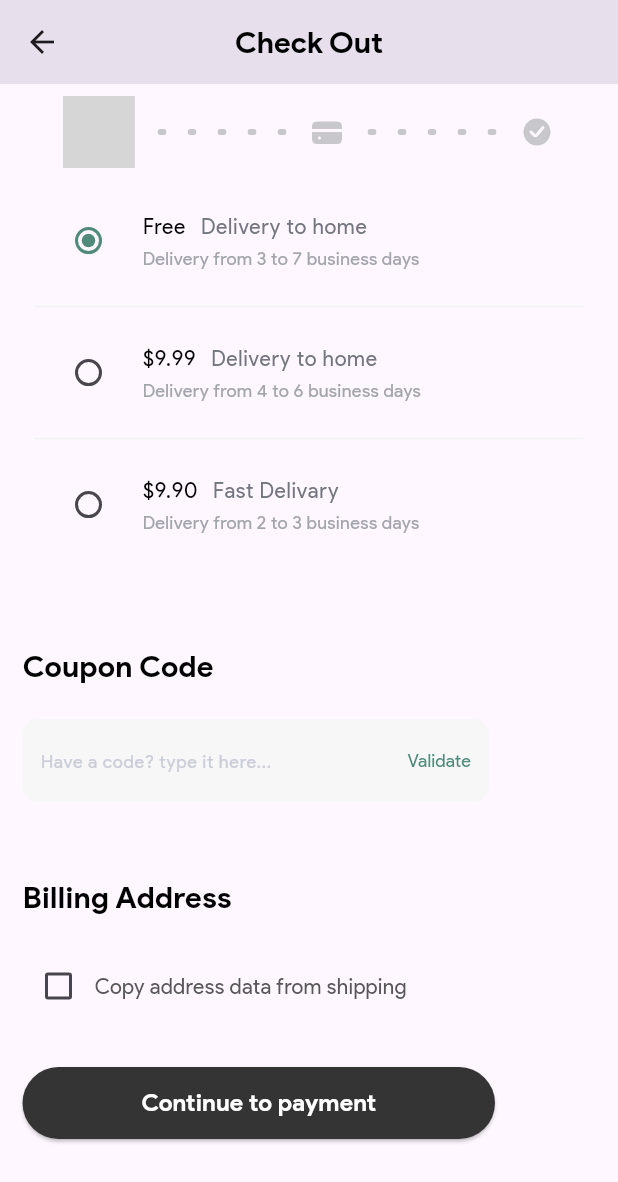
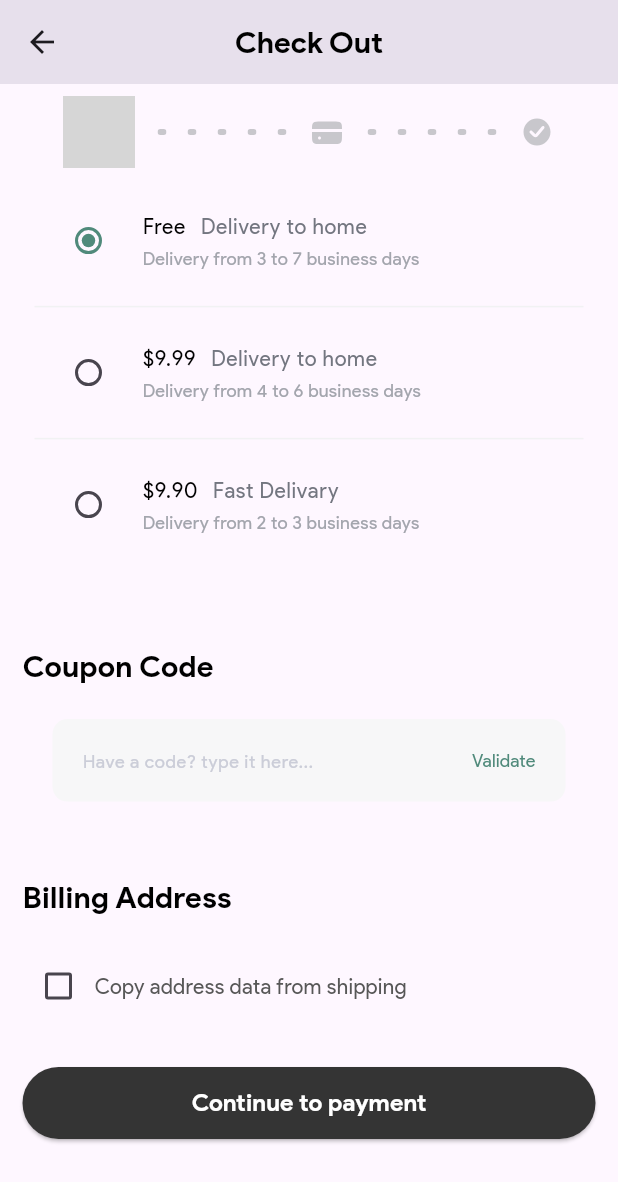
Before and after one commit to Nilav2608/E-commerce-marketplace, a Flutter app: the CheckOutPage screen opened directly with sample values from the repository, scrolled down 691 dp, on a phone screen of 412 x 824 dp. Shown: the top 1182 px of the screen. Run offline on Flutter 3.47's test engine with Material 3 defaults, Android fonts, the phone set to English and light mode, and no system bars; drawn by our look-alikes of step_progress_indicator; our stand-ins replace bloc, carousel_indicator, carousel_slider, csc_picker, flutter_bloc, flutter_rating_bar and 4 more; missing offline and left inert: sliding_switch; network calls fail; grey boxes are pictures that could not be loaded.

Commit message:
Fix- Wiget alignments in checkout section

```diff
--- a/lib/data/my_order_status_data.dart
+++ b/lib/data/my_order_status_data.dart
@@ -2,16 +2,13 @@ import 'package:fluxestore/models/cart_items_model.dart';
 import 'package:fluxestore/models/delivery_address_model.dart';
 import 'package:fluxestore/models/my_orders_data_model.dart';
 
-
 // ^ PENDING STATUS ITEMS
 List<MyOrdersDataModel> pendingItems = [
   MyOrdersDataModel(
-    orderID: "#1514",
+    orderID: "1514",
     date: DateTime.now().toString(),
-    deliveryAddress: DeliveryAddress(
-      street: "23 Main Street",
-      city: "Santa Fe"
-    ),
+    deliveryAddress:
+        DeliveryAddress(street: "23 Main Street", city: "Santa Fe"),
     quantity: 2,
     trackingNumber: "IK987362341",
     orderedItems: [
@@ -34,15 +31,12 @@ List<MyOrdersDataModel> pendingItems = [
     deliveryStatus: "PENDING",
     shippingCharges: 0.0,
     total: 110,
-
   ),
   MyOrdersDataModel(
-    orderID: "#1514",
+    orderID: "1514",
     date: DateTime.now().toString(),
-    deliveryAddress: DeliveryAddress(
-      street: "23 Main Street",
-      city: "Santa Fe"
-    ),
+    deliveryAddress:
+        DeliveryAddress(street: "23 Main Street", city: "Santa Fe"),
     quantity: 2,
     trackingNumber: "IK987362341",
     orderedItems: [],
@@ -53,16 +47,13 @@ List<MyOrdersDataModel> pendingItems = [
   ),
 ];
 
-
 //* DELIVERED ITEMS
 List<MyOrdersDataModel> deliveredItems = [
   MyOrdersDataModel(
-    orderID: "#1501",
+    orderID: "1501",
     date: DateTime.now().toString(),
-    deliveryAddress: DeliveryAddress(
-      street: "23 Main Street",
-      city: "Santa Fe"
-    ),
+    deliveryAddress:
+        DeliveryAddress(street: "23 Main Street", city: "Santa Fe"),
     quantity: 1,
     trackingNumber: "IK987362341",
     orderedItems: [],
@@ -72,12 +63,10 @@ List<MyOrdersDataModel> deliveredItems = [
     total: 11,
   ),
   MyOrdersDataModel(
-    orderID: "#1502",
+    orderID: "1502",
     date: DateTime.now().toString(),
-    deliveryAddress: DeliveryAddress(
-      street: "23 Main Street",
-      city: "Santa Fe"
-    ),
+    deliveryAddress:
+        DeliveryAddress(street: "23 Main Street", city: "Santa Fe"),
     quantity: 6,
     trackingNumber: "IK987362341",
     orderedItems: [],
@@ -88,16 +77,13 @@ List<MyOrdersDataModel> deliveredItems = [
   ),
 ];
 
-
 //! CANCELLED ITEMS
 List<MyOrdersDataModel> cancelledItems = [
   MyOrdersDataModel(
-    orderID: "#1501",
+    orderID: "1501",
     date: DateTime.now().toString(),
-    deliveryAddress: DeliveryAddress(
-      street: "23 Main Street",
-      city: "Santa Fe"
-    ),
+    deliveryAddress:
+        DeliveryAddress(street: "23 Main Street", city: "Santa Fe"),
     quantity: 1,
     trackingNumber: "IK987362341",
     orderedItems: [],
@@ -107,17 +93,13 @@ List<MyOrdersDataModel> cancelledItems = [
     total: 11,
   ),
   MyOrdersDataModel(
-    orderID: "#15099",
+    orderID: "15099",
     date: DateTime.now().toString(),
-    deliveryAddress: DeliveryAddress(
-      street: "23 Main Street",
-      city: "Santa Fe"
-    ),
+    deliveryAddress:
+        DeliveryAddress(street: "23 Main Street", city: "Santa Fe"),
     quantity: 6,
     trackingNumber: "IK987362341",
-    orderedItems: [
-
-    ],
+    orderedItems: [],
     subTotal: 175,
     deliveryStatus: "CANCELLED",
     shippingCharges: 0,
--- a/lib/presentation/pages/MyOrders/my_order_details_card.dart
+++ b/lib/presentation/pages/MyOrders/my_order_details_card.dart
@@ -55,7 +55,7 @@ class MyOrderDetailsCard extends StatelessWidget {
               mainAxisAlignment: MainAxisAlignment.spaceBetween,
               children: [
                 Text(
-                  data.orderID ?? '',
+                  "#${data.orderID ?? ''}",
                   style: const TextStyle(
                       fontSize: 18,
                       color: Colors.black,
--- a/lib/presentation/pages/checkout/ShippingAddressSection.view.dart
+++ b/lib/presentation/pages/checkout/ShippingAddressSection.view.dart
@@ -419,9 +419,12 @@ class _ShippingAddressSectionState extends State<ShippingAddressSection> {
               const SizedBox(
                 height: 20,
               ),
-              Container(
-                width: 311,
+              Padding(
+                padding: const EdgeInsets.symmetric(horizontal: 20),
+                child: Container(
+                  width: double.maxFinite,
                   height: 55,
+                  padding: const EdgeInsets.symmetric(horizontal: 8),
                   decoration: BoxDecoration(
                     color: const Color(0xffF7F7F8),
                     borderRadius: BorderRadius.circular(10),
@@ -452,6 +455,7 @@ class _ShippingAddressSectionState extends State<ShippingAddressSection> {
                                 fontWeight: FontWeight.w400)),
                       )
                     ],
+                  ),
                 ),
               ),
               const SizedBox(
@@ -487,7 +491,7 @@ class _ShippingAddressSectionState extends State<ShippingAddressSection> {
               ),
               SizedBox(
                 height: 48,
-                width: 315,
+                width: double.maxFinite,
                 child: ElevatedButton(
                     onPressed: () {
                       widget.onPressed!(addressMapper());
--- a/lib/presentation/pages/checkout/checkout_main.view.dart
+++ b/lib/presentation/pages/checkout/checkout_main.view.dart
@@ -218,7 +218,7 @@ class _CheckOutPageState extends State<CheckOutPage> {
                                 ),
                                 SizedBox(
                                   height: 48,
-                                  width: 315,
+                                  width: double.infinity,
                                   child: ElevatedButton(
                                       onPressed: () {
                                         checkOutPageBloc
--- a/lib/presentation/reuseables/credit_card.dart
+++ b/lib/presentation/reuseables/credit_card.dart
@@ -10,7 +10,7 @@ class CrediCard extends StatelessWidget {
     return Padding(
       padding: const EdgeInsets.only(right: 10.0, left: 18),
       child: SizedBox(
-        width: 327,
+        width: double.infinity,
         height: 191,
         child: Stack(children: [
           Image.asset(
```
Also changed, not shown: lib/presentation/pages/checkout/PaymentSection.view.dart (+7 -7 lines), assets/images/dollar_note.svg (added). Lines whose indentation alone changed are shown as unchanged.
